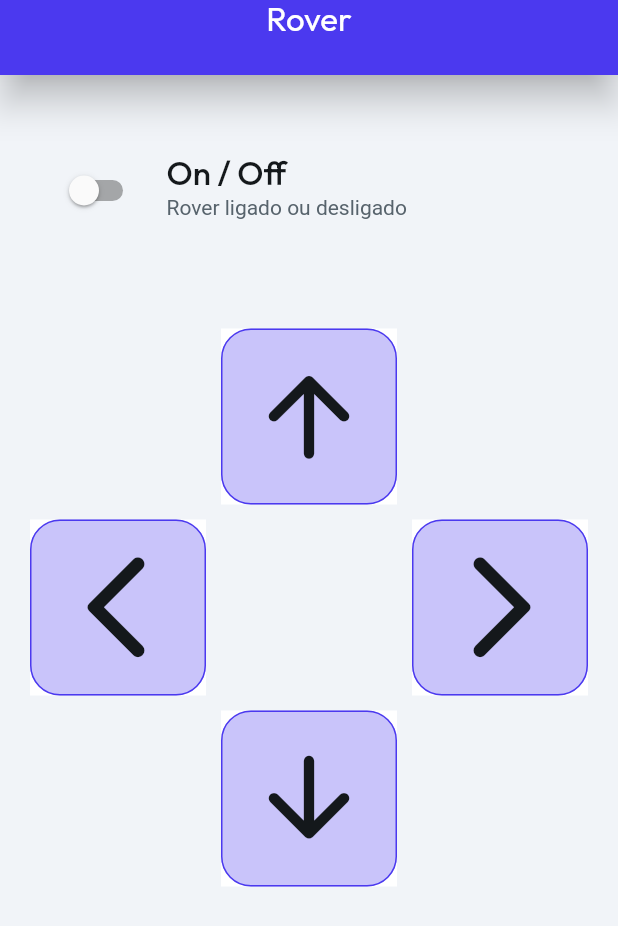
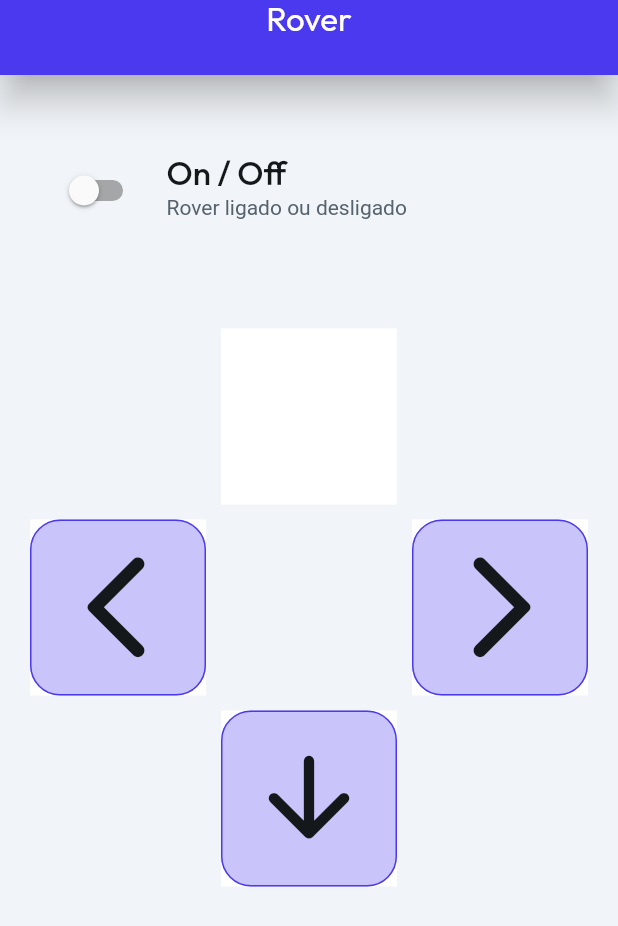
Before and after one commit to ArthurLanna36/rover, a Flutter app: the screen it shows after launch, on a phone screen of 412 x 824 dp. Shown: the top 926 px of the screen. Run offline on Flutter 3.47's test engine with Material 2 defaults, Android fonts, the light colour scheme and no system bars; our stand-ins replace auto_size_text, font_awesome_flutter, from_css_color, go_router, google_fonts, page_transition and 2 more; missing offline and left inert: json_path; Roboto replaces fonts that are missing (Readex Pro).

Commit message:
Test: removing top button

```diff
--- a/lib/pages/home_page/home_page_widget.dart
+++ b/lib/pages/home_page/home_page_widget.dart
@@ -129,21 +129,6 @@ class _HomePageWidgetState extends State<HomePageWidget> {
                             color: FlutterFlowTheme.of(context)
                                 .secondaryBackground,
                           ),
-                          child: FlutterFlowIconButton(
-                            borderColor: FlutterFlowTheme.of(context).primary,
-                            borderRadius: 20.0,
-                            borderWidth: 1.0,
-                            buttonSize: 40.0,
-                            fillColor: FlutterFlowTheme.of(context).accent1,
-                            icon: Icon(
-                              Icons.arrow_upward_rounded,
-                              color: FlutterFlowTheme.of(context).primaryText,
-                              size: 85.0,
-                            ),
-                            onPressed: () {
-                              print('IconButton pressed ...');
-                            },
-                          ),
                         ),
                         Opacity(
                           opacity: 0.0,
```
